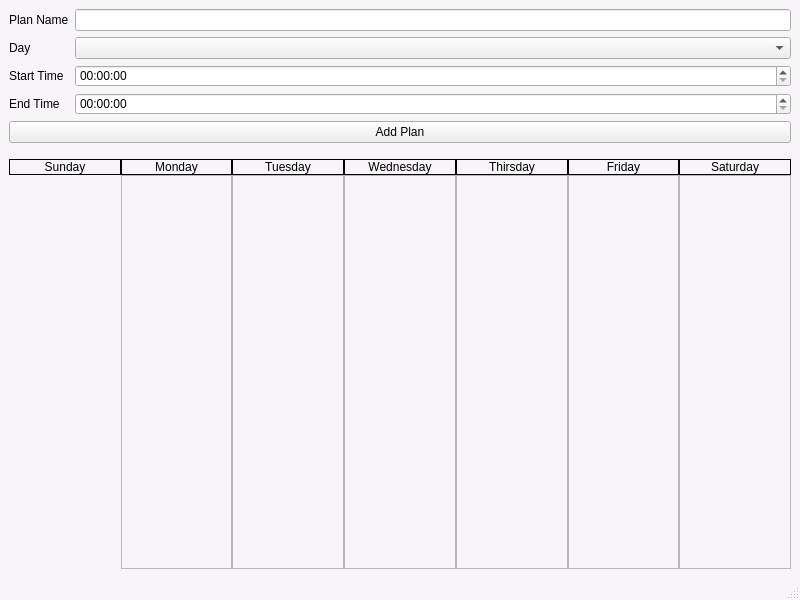
First picture: the form in mainwindow.ui, repository qwertyhoge/timetable_qt, before the edit.
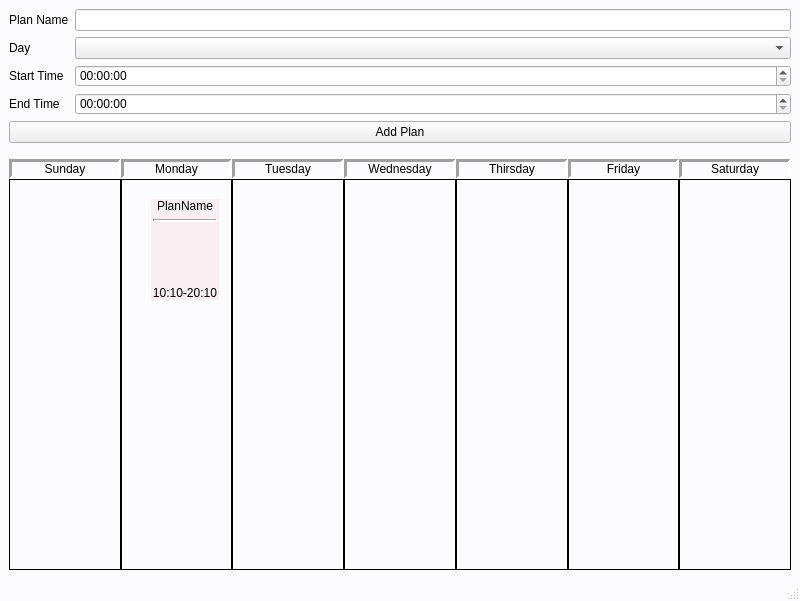
Second picture: the form after the edit.

Commit message: made Plan class and put a test widget into column

Patch:
```diff
--- a/mainwindow.ui
+++ b/mainwindow.ui
@@ -7,7 +7,7 @@
     <x>0</x>
     <y>0</y>
     <width>800</width>
-    <height>600</height>
+    <height>601</height>
    </rect>
   </property>
   <property name="windowTitle">
@@ -15,10 +15,13 @@
   </property>
   <property name="styleSheet">
    <string notr="true">QMainWindow{
-	background-color: #f8f5f9;
+	background-color: #fcfbfe;
 }</string>
   </property>
   <widget class="QWidget" name="apparea">
+   <property name="styleSheet">
+    <string notr="true"/>
+   </property>
    <layout class="QVBoxLayout" name="verticalLayout" stretch="0,0,1">
     <item>
      <layout class="QFormLayout" name="formLayout">
@@ -134,6 +137,9 @@
       <property name="spacing">
        <number>0</number>
       </property>
+      <property name="sizeConstraint">
+       <enum>QLayout::SetMinimumSize</enum>
+      </property>
       <property name="topMargin">
        <number>10</number>
       </property>
@@ -147,9 +153,18 @@
             <verstretch>0</verstretch>
            </sizepolicy>
           </property>
+          <property name="styleSheet">
+           <string notr="true"/>
+          </property>
           <property name="frameShape">
            <enum>QFrame::Panel</enum>
           </property>
+          <property name="frameShadow">
+           <enum>QFrame::Sunken</enum>
+          </property>
+          <property name="lineWidth">
+           <number>3</number>
+          </property>
           <property name="text">
            <string>Sunday</string>
           </property>
@@ -162,15 +177,34 @@
          </widget>
         </item>
         <item>
-         <widget class="QFrame" name="frame">
+         <widget class="QFrame" name="sundayFrame">
+          <property name="sizePolicy">
+           <sizepolicy hsizetype="Preferred" vsizetype="Minimum">
+            <horstretch>0</horstretch>
+            <verstretch>0</verstretch>
+           </sizepolicy>
+          </property>
+          <property name="minimumSize">
+           <size>
+            <width>80</width>
+            <height>360</height>
+           </size>
+          </property>
           <property name="baseSize">
            <size>
             <width>0</width>
             <height>0</height>
            </size>
           </property>
+          <property name="styleSheet">
+           <string notr="true">Plan {
+	border-color: #ff0000;
+	border-style: solid;
+	border-width: 2px;
+}</string>
+          </property>
           <property name="frameShape">
-           <enum>QFrame::NoFrame</enum>
+           <enum>QFrame::Panel</enum>
           </property>
          </widget>
         </item>
@@ -189,6 +223,12 @@
           <property name="frameShape">
            <enum>QFrame::Panel</enum>
           </property>
+          <property name="frameShadow">
+           <enum>QFrame::Sunken</enum>
+          </property>
+          <property name="lineWidth">
+           <number>3</number>
+          </property>
           <property name="text">
            <string>Monday</string>
           </property>
@@ -201,13 +241,97 @@
          </widget>
         </item>
         <item>
-         <widget class="QFrame" name="frame_2">
+         <widget class="QFrame" name="mondayFrame">
+          <property name="sizePolicy">
+           <sizepolicy hsizetype="Preferred" vsizetype="Minimum">
+            <horstretch>0</horstretch>
+            <verstretch>0</verstretch>
+           </sizepolicy>
+          </property>
+          <property name="minimumSize">
+           <size>
+            <width>80</width>
+            <height>360</height>
+           </size>
+          </property>
           <property name="frameShape">
-           <enum>QFrame::StyledPanel</enum>
+           <enum>QFrame::Panel</enum>
           </property>
           <property name="frameShadow">
-           <enum>QFrame::Raised</enum>
+           <enum>QFrame::Plain</enum>
           </property>
+          <widget class="QWidget" name="widget" native="true">
+           <property name="geometry">
+            <rect>
+             <x>30</x>
+             <y>20</y>
+             <width>68</width>
+             <height>101</height>
+            </rect>
+           </property>
+           <property name="autoFillBackground">
+            <bool>false</bool>
+           </property>
+           <property name="styleSheet">
+            <string notr="true">background-color: #f7eff2;</string>
+           </property>
+           <layout class="QVBoxLayout" name="verticalLayout_2" stretch="0,0,1">
+            <property name="spacing">
+             <number>6</number>
+            </property>
+            <property name="leftMargin">
+             <number>2</number>
+            </property>
+            <property name="rightMargin">
+             <number>2</number>
+            </property>
+            <item>
+             <widget class="QLabel" name="label">
+              <property name="text">
+               <string>PlanName</string>
+              </property>
+              <property name="alignment">
+               <set>Qt::AlignCenter</set>
+              </property>
+             </widget>
+            </item>
+            <item>
+             <widget class="Line" name="line">
+              <property name="sizePolicy">
+               <sizepolicy hsizetype="Minimum" vsizetype="Fixed">
+                <horstretch>0</horstretch>
+                <verstretch>0</verstretch>
+               </sizepolicy>
+              </property>
+              <property name="sizeIncrement">
+               <size>
+                <width>0</width>
+                <height>0</height>
+               </size>
+              </property>
+              <property name="frameShadow">
+               <enum>QFrame::Sunken</enum>
+              </property>
+              <property name="lineWidth">
+               <number>2</number>
+              </property>
+              <property name="orientation">
+               <enum>Qt::Horizontal</enum>
+              </property>
+             </widget>
+            </item>
+            <item>
+             <widget class="QLabel" name="label_2">
+              <property name="text">
+               <string>10:10-20:10</string>
+              </property>
+              <property name="alignment">
+               <set>Qt::AlignBottom|Qt::AlignRight|Qt::AlignTrailing</set>
+              </property>
+             </widget>
+            </item>
+           </layout>
+          </widget>
          </widget>
         </item>
        </layout>
@@ -225,6 +349,12 @@
           <property name="frameShape">
            <enum>QFrame::Panel</enum>
           </property>
+          <property name="frameShadow">
+           <enum>QFrame::Sunken</enum>
+          </property>
+          <property name="lineWidth">
+           <number>3</number>
+          </property>
           <property name="text">
            <string>Tuesday</string>
           </property>
@@ -237,12 +367,27 @@
          </widget>
         </item>
         <item>
-         <widget class="QFrame" name="frame_3">
+         <widget class="QFrame" name="tuesdayFrame">
+          <property name="sizePolicy">
+           <sizepolicy hsizetype="Preferred" vsizetype="Minimum">
+            <horstretch>0</horstretch>
+            <verstretch>0</verstretch>
+           </sizepolicy>
+          </property>
+          <property name="minimumSize">
+           <size>
+            <width>80</width>
+            <height>360</height>
+           </size>
+          </property>
           <property name="frameShape">
-           <enum>QFrame::StyledPanel</enum>
+           <enum>QFrame::Box</enum>
           </property>
           <property name="frameShadow">
-           <enum>QFrame::Raised</enum>
+           <enum>QFrame::Plain</enum>
+          </property>
+          <property name="lineWidth">
+           <number>1</number>
           </property>
          </widget>
         </item>
@@ -261,6 +406,12 @@
           <property name="frameShape">
            <enum>QFrame::Panel</enum>
           </property>
+          <property name="frameShadow">
+           <enum>QFrame::Sunken</enum>
+          </property>
+          <property name="lineWidth">
+           <number>3</number>
+          </property>
           <property name="text">
            <string>Wednesday</string>
           </property>
@@ -273,12 +424,27 @@
          </widget>
         </item>
         <item>
-         <widget class="QFrame" name="frame_4">
+         <widget class="QFrame" name="wednesdayFrame">
+          <property name="sizePolicy">
+           <sizepolicy hsizetype="Preferred" vsizetype="Minimum">
+            <horstretch>0</horstretch>
+            <verstretch>0</verstretch>
+           </sizepolicy>
+          </property>
+          <property name="minimumSize">
+           <size>
+            <width>80</width>
+            <height>360</height>
+           </size>
+          </property>
           <property name="frameShape">
-           <enum>QFrame::StyledPanel</enum>
+           <enum>QFrame::Box</enum>
           </property>
           <property name="frameShadow">
-           <enum>QFrame::Raised</enum>
+           <enum>QFrame::Plain</enum>
+          </property>
+          <property name="lineWidth">
+           <number>1</number>
           </property>
          </widget>
         </item>
@@ -297,6 +463,12 @@
           <property name="frameShape">
            <enum>QFrame::Panel</enum>
           </property>
+          <property name="frameShadow">
+           <enum>QFrame::Sunken</enum>
+          </property>
+          <property name="lineWidth">
+           <number>3</number>
+          </property>
           <property name="text">
            <string>Thirsday</string>
           </property>
@@ -309,12 +481,27 @@
          </widget>
         </item>
         <item>
-         <widget class="QFrame" name="frame_5">
+         <widget class="QFrame" name="thirsdayFrame">
+          <property name="sizePolicy">
+           <sizepolicy hsizetype="Preferred" vsizetype="Minimum">
+            <horstretch>0</horstretch>
+            <verstretch>0</verstretch>
+           </sizepolicy>
+          </property>
+          <property name="minimumSize">
+           <size>
+            <width>80</width>
+            <height>360</height>
+           </size>
+          </property>
           <property name="frameShape">
-           <enum>QFrame::StyledPanel</enum>
+           <enum>QFrame::Box</enum>
           </property>
           <property name="frameShadow">
-           <enum>QFrame::Raised</enum>
+           <enum>QFrame::Plain</enum>
+          </property>
+          <property name="lineWidth">
+           <number>1</number>
           </property>
          </widget>
         </item>
@@ -333,6 +520,12 @@
           <property name="frameShape">
            <enum>QFrame::Panel</enum>
           </property>
+          <property name="frameShadow">
+           <enum>QFrame::Sunken</enum>
+          </property>
+          <property name="lineWidth">
+           <number>3</number>
+          </property>
           <property name="text">
            <string>Friday</string>
           </property>
@@ -345,12 +538,27 @@
          </widget>
         </item>
         <item>
-         <widget class="QFrame" name="frame_6">
+         <widget class="QFrame" name="fridayFrame">
+          <property name="sizePolicy">
+           <sizepolicy hsizetype="Preferred" vsizetype="Minimum">
+            <horstretch>0</horstretch>
+            <verstretch>0</verstretch>
+           </sizepolicy>
+          </property>
+          <property name="minimumSize">
+           <size>
+            <width>80</width>
+            <height>360</height>
+           </size>
+          </property>
           <property name="frameShape">
-           <enum>QFrame::StyledPanel</enum>
+           <enum>QFrame::Box</enum>
           </property>
           <property name="frameShadow">
-           <enum>QFrame::Raised</enum>
+           <enum>QFrame::Plain</enum>
+          </property>
+          <property name="lineWidth">
+           <number>1</number>
           </property>
          </widget>
         </item>
@@ -369,6 +577,12 @@
           <property name="frameShape">
            <enum>QFrame::Panel</enum>
           </property>
+          <property name="frameShadow">
+           <enum>QFrame::Sunken</enum>
+          </property>
+          <property name="lineWidth">
+           <number>3</number>
+          </property>
           <property name="text">
            <string>Saturday</string>
           </property>
@@ -381,12 +595,24 @@
          </widget>
         </item>
         <item>
-         <widget class="QFrame" name="frame_7">
+         <widget class="QFrame" name="saturdayFrame">
+          <property name="sizePolicy">
+           <sizepolicy hsizetype="Preferred" vsizetype="Minimum">
+            <horstretch>0</horstretch>
+            <verstretch>0</verstretch>
+           </sizepolicy>
+          </property>
+          <property name="minimumSize">
+           <size>
+            <width>80</width>
+            <height>360</height>
+           </size>
+          </property>
           <property name="frameShape">
-           <enum>QFrame::StyledPanel</enum>
+           <enum>QFrame::Box</enum>
           </property>
           <property name="frameShadow">
-           <enum>QFrame::Raised</enum>
+           <enum>QFrame::Plain</enum>
           </property>
          </widget>
         </item>
```
The commit also changes 7 other files.
